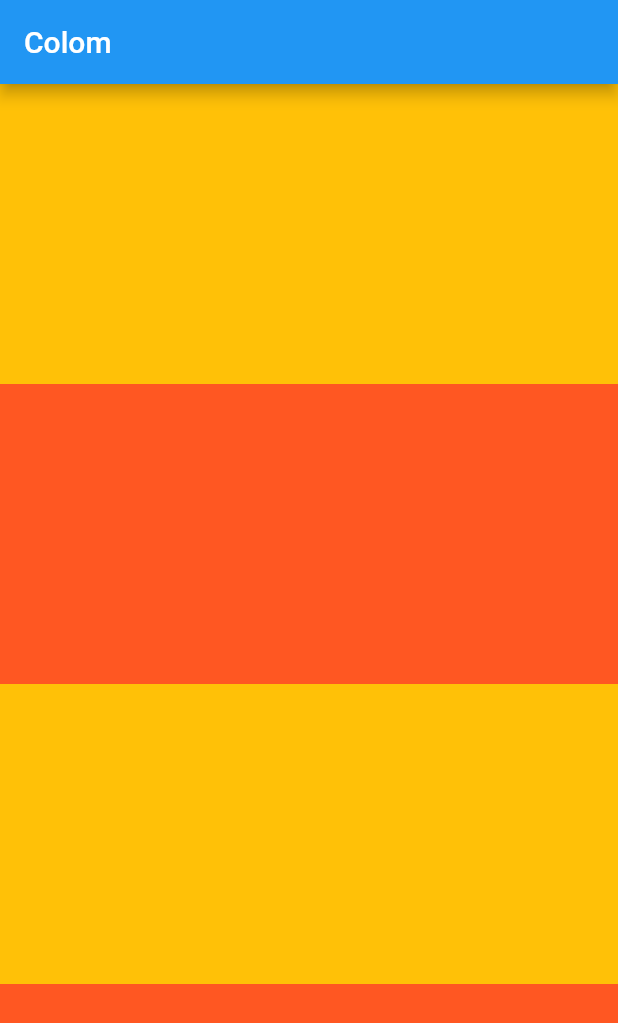
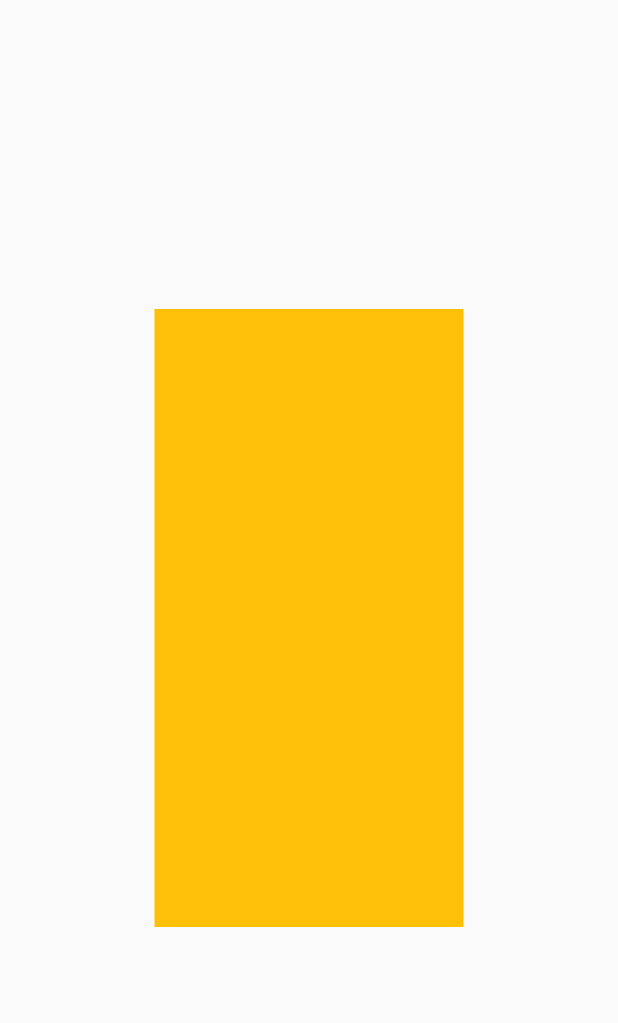
Before and after one commit to ahmedsujon/Flutter-Complete-Guide, a Flutter app: the screen it shows after launch, on a phone screen of 412 x 824 dp. Shown: the top 1023 px of the screen. Run offline on Flutter 3.47's test engine with Material 2 defaults, Android fonts, the phone set to English and light mode, and no system bars.

Commit message:
Media Quiery

```diff
--- a/lib/main.dart
+++ b/lib/main.dart
@@ -7,49 +7,30 @@ class MyApp extends StatelessWidget {
   Widget build(BuildContext context) {
     return MaterialApp(
       debugShowCheckedModeBanner: false,
-      home: SafeArea(
-        child: Scaffold(
-          appBar: AppBar(
-            title: Text("Colom"),
-          ),
-          body: ListView(
-            children: <Widget>[
-              Column(
-                children: <Widget>[
-                  Container(
-                height: 200,
-                width: 500,
-                color: Colors.amber,
-              ),
-              SizedBox(
-                width: 10,
-              ),
-              Container(
-                height: 200,
-                width: 500,
-                color: Colors.deepOrange,
-              ),
-              SizedBox(
-                width: 10,
-              ),
-              Container(
-                height: 200,
-                width: 500,
-                color: Colors.amber,
-              ),
-              SizedBox(
-                width: 10,
-              ),
-              Container(
-                height: 200,
-                width: 500,
-                color: Colors.deepOrange,
-              )
-                ],
-              )
-            ],
-          ),
-        ),
+      home: Homepage(),
+    );
+  }
+}
+
+class Homepage extends StatelessWidget {
+  @override
+  Widget build(BuildContext context) {
+
+    // height
+    var screenheight = MediaQuery.of(context).size.height;
+    var containerheight = screenheight/2;
+    // width
+    var screenwidth = MediaQuery.of(context).size.width;
+    var containerwidth = screenwidth/2;
+
+    return SafeArea(
+      child: Scaffold(
+        body: Center(
+          child: Container(
+            height: containerheight,
+            width: containerwidth,
+            color: Colors.amber,
+        )),
       ),
     );
   }
```
